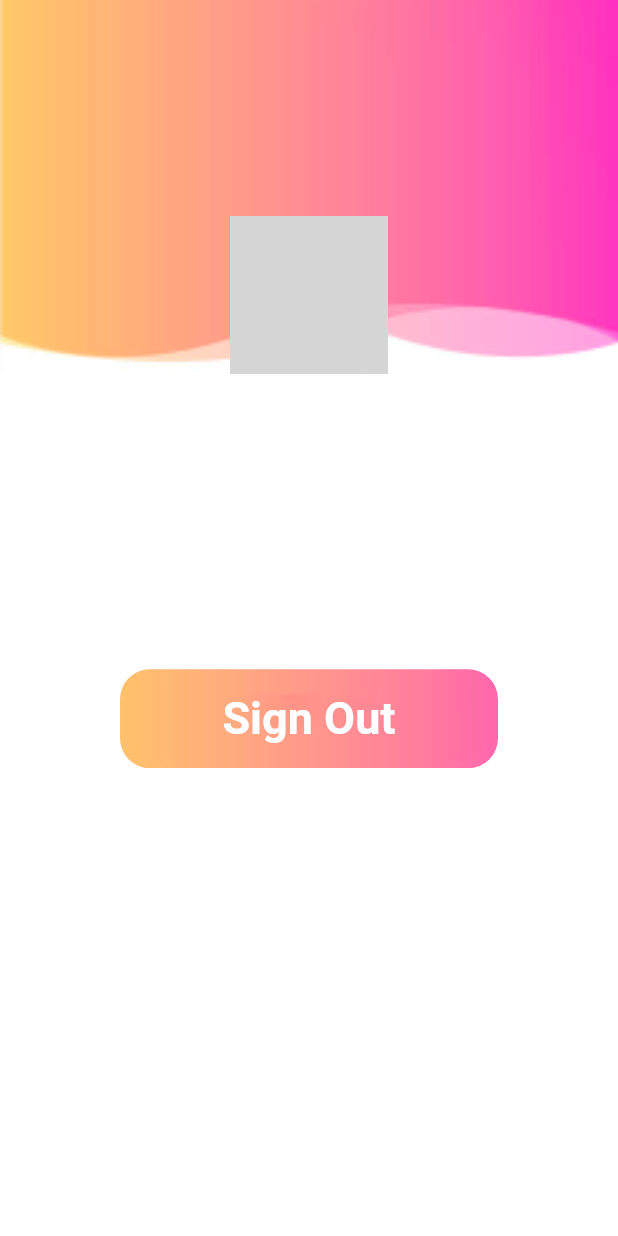
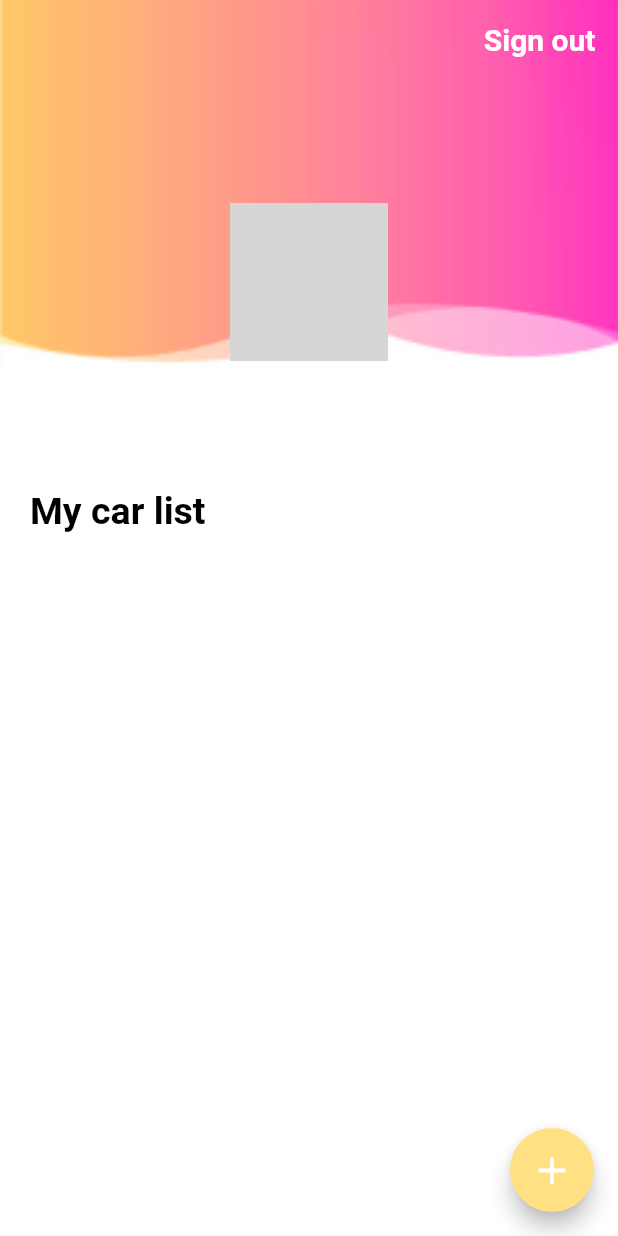
Before and after one commit to tuanvu9981/firebase_getx, a Flutter app: the screen it shows once a user with an empty profile is signed in, on a phone screen of 412 x 824 dp. Run offline on Flutter 3.47's test engine with Material 2 defaults, Android fonts, the phone set to English and light mode, and no system bars; our stand-ins replace cloud_firestore, firebase_auth, firebase_core, get; accounts and stored records are empty; network calls fail; grey boxes are pictures that could not be loaded.

Commit message:
feat: complete car card, get list cars to render successfully

```diff
--- a/lib/screens/welcome_screen.dart
+++ b/lib/screens/welcome_screen.dart
@@ -1,6 +1,8 @@
 import 'package:cloud_firestore/cloud_firestore.dart';
 import 'package:firebase_getx/auth_controller.dart';
+import 'package:firebase_getx/models/car.model.dart';
 import 'package:firebase_getx/models/fsuser.model.dart';
+import 'package:firebase_getx/widgets/car_card.dart';
 import 'package:flutter/material.dart';
 
 class WelcomeScreen extends StatefulWidget {
@@ -13,7 +15,9 @@ class WelcomeScreen extends StatefulWidget {
 
 class WelcomeScreenState extends State<WelcomeScreen> {
   final fsUsers = FirebaseFirestore.instance.collection('users');
+  final fsCars = FirebaseFirestore.instance.collection('cars');
   FSUser? fsUser;
+  List<Car?> cars = [];
 
   Future<void> _getUserByUId(String uid) async {
     final snapShot = await fsUsers.where('uid', isEqualTo: uid).get();
@@ -24,10 +28,25 @@ class WelcomeScreenState extends State<WelcomeScreen> {
     });
   }
 
+  Future<void> _getCarsOfUser(String uid) async {
+    final snapShots = await fsCars.where('userId', isEqualTo: uid).get();
+    List<Map<String, dynamic>?> data =
+        snapShots.docs.map((e) => e.data()).toList();
+    List<Car?> carsData = data.map((e) => Car.fromJson(e!)).toList();
+    setState(() {
+      cars = carsData;
+    });
+  }
+
   @override
   void initState() {
     super.initState();
     _getUserByUId(widget.uid);
+    _getCarsOfUser(widget.uid);
+  }
+
+  List<Widget> _buildCarList(List<Car?> cars) {
+    return cars.map((e) => CarCard(car: e)).toList();
   }
 
   @override
@@ -54,7 +73,25 @@ class WelcomeScreenState extends State<WelcomeScreen> {
             ),
             child: Column(
               children: [
-                SizedBox(height: screenHeight * 0.175),
+                Container(
+                  padding: const EdgeInsets.all(15.0),
+                  width: screenWidth,
+                  alignment: Alignment.topRight,
+                  child: GestureDetector(
+                    onTap: () {
+                      AuthController.instance.logout();
+                    },
+                    child: const Text(
+                      "Sign out",
+                      style: TextStyle(
+                        fontWeight: FontWeight.bold,
+                        fontSize: 20.0,
+                        color: Colors.white,
+                      ),
+                    ),
+                  ),
+                ),
+                SizedBox(height: screenHeight * 0.1),
                 Stack(
                   alignment: Alignment.bottomRight,
                   children: [
@@ -88,10 +125,7 @@ class WelcomeScreenState extends State<WelcomeScreen> {
             margin: const EdgeInsets.symmetric(horizontal: 20.0),
             width: screenWidth,
             // screen width must be written so crossAxisAlignment have effects
-            child: Column(
-              crossAxisAlignment: CrossAxisAlignment.start,
-              children: [
-                Center(
+            child: Center(
               child: Column(
                 children: [
                   Text(
@@ -108,37 +142,31 @@ class WelcomeScreenState extends State<WelcomeScreen> {
                 ],
               ),
             ),
-                const SizedBox(height: 150.0),
-                GestureDetector(
-                  onTap: () {
-                    AuthController.instance.logout();
-                  },
-                  child: Container(
-                    margin: const EdgeInsets.symmetric(horizontal: 60.0),
-                    height: screenHeight * 0.08,
-                    decoration: BoxDecoration(
-                      borderRadius: BorderRadius.circular(20.0),
-                      image: const DecorationImage(
-                        fit: BoxFit.cover,
-                        image: AssetImage('assets/images/loginbtn.png'),
+          ),
+          const SizedBox(height: 15.0),
+          Container(
+            margin: EdgeInsets.symmetric(horizontal: 20.0, vertical: 15.0),
+            child: Column(
+              crossAxisAlignment: CrossAxisAlignment.start,
+              children: [
+                const Text(
+                  "My car list",
+                  style: TextStyle(
+                    fontWeight: FontWeight.bold,
+                    fontSize: 25.0,
+                    color: Colors.black,
                   ),
                 ),
-                    child: const Center(
-                      child: Text(
-                        "Sign Out",
-                        style: TextStyle(
-                          fontSize: 30.0,
-                          fontWeight: FontWeight.bold,
-                          color: Colors.white,
-                        ),
-                      ),
-                    ),
+                ..._buildCarList(cars),
+              ],
             ),
           ),
         ],
       ),
-          )
-        ],
+      floatingActionButton: FloatingActionButton(
+        onPressed: () {},
+        backgroundColor: Colors.amber[200],
+        child: const Icon(Icons.add, size: 30.0, color: Colors.white),
       ),
     );
   }
```
Also changed, not shown: lib/widgets/car_card.dart (added, +97 -0 lines). Lines whose indentation alone changed are shown as unchanged.
